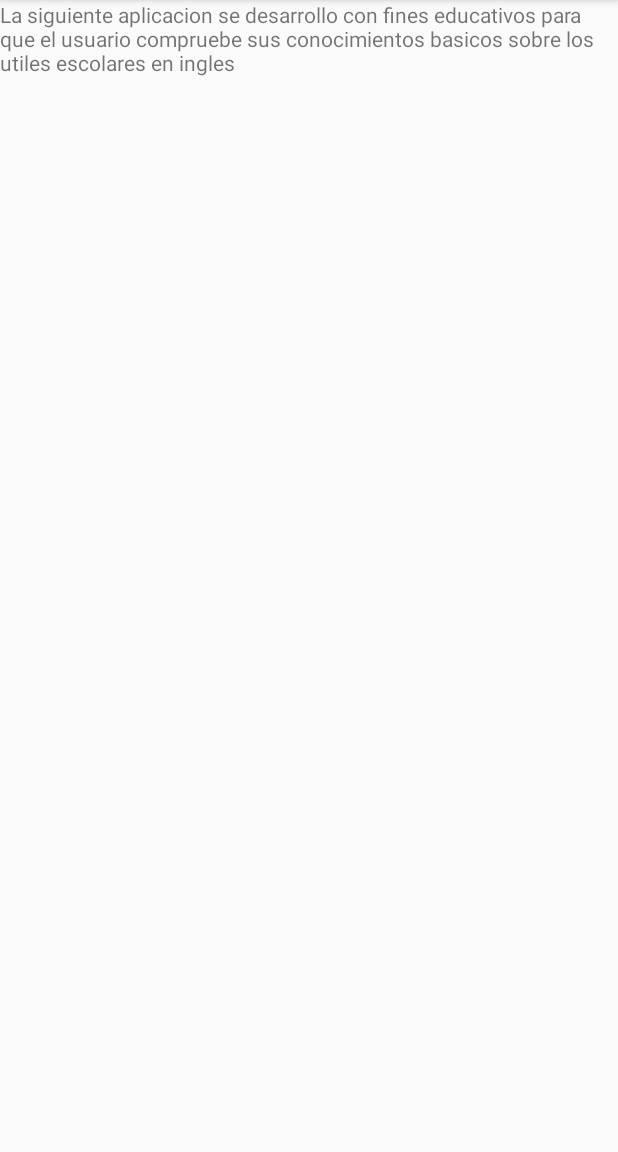
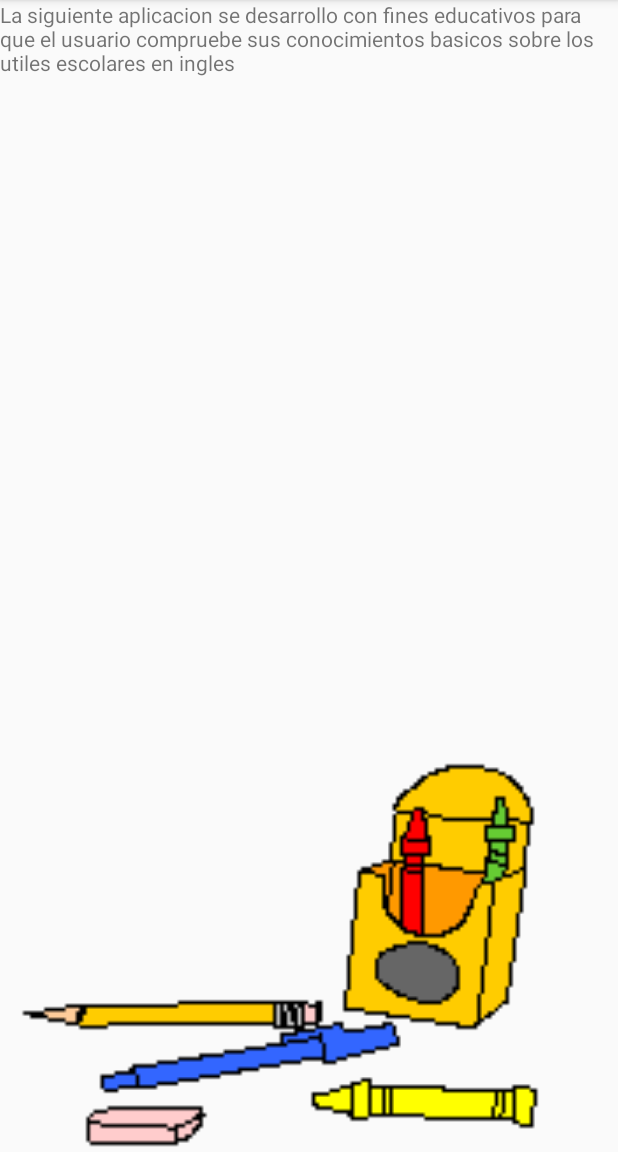
Before and after one commit to JuanM11/AppUtiles, an Android app: the SplashScreen screen opened directly, with no data from a screen before it, on a phone screen of 412 x 824 dp, the part 84-1236 px from its top. Run offline under Robolectric (Android 15) with nearby library versions, the phone set to English and light mode, and no system bars.

Commit message:
Proyecto utiles

```diff
--- a/app/build.gradle
+++ b/app/build.gradle
@@ -25,4 +25,5 @@ dependencies {
     testImplementation 'junit:junit:4.12'
     androidTestImplementation 'com.android.support.test:runner:1.0.1'
     androidTestImplementation 'com.android.support.test.espresso:espresso-core:3.0.1'
+    compile 'pl.droidsonroids.gif:android-gif-drawable:1.2.8'
 }
--- a/app/src/main/java/com/example/juan/apputiles/MainActivity.java
+++ b/app/src/main/java/com/example/juan/apputiles/MainActivity.java
@@ -21,7 +21,7 @@ public class MainActivity extends AppCompatActivity {
     private EditText palabra;
     private ImageView imagen;
     private Button comprobar;
-    private String[] nombr={"eraser", "pencil", "book", "backpack", "sharpener"};
+    private String[] nombr={"eraser", "pencil", "book", "backpack", "sharpener", "clippers", "pen", "rule"};
     private int generado=0;
     private int intentos=0;
     TextView co;
@@ -45,7 +45,7 @@ public class MainActivity extends AppCompatActivity {
                String p = palabra.getText().toString().toLowerCase();
                if (p.equals(nombr[generado]))
                 {
-                    Toast.makeText(getApplicationContext(),"correct",Toast.LENGTH_SHORT).show();
+                    Toast.makeText(getApplicationContext(),"Correct",Toast.LENGTH_SHORT).show();
                  establecerimagen(generado);
                  esperar();
                  palabra.setText("");
@@ -55,7 +55,7 @@ public class MainActivity extends AppCompatActivity {
                 }
                 else
                {
-                   Toast.makeText(getApplicationContext(),"incorrect",Toast.LENGTH_SHORT).show();
+                   Toast.makeText(getApplicationContext(),"Incorrect",Toast.LENGTH_SHORT).show();
                    establecerimagen(generado);
                    esperar();
                    palabra.setText("");
--- a/app/src/main/res/layout/activity_splash_screen.xml
+++ b/app/src/main/res/layout/activity_splash_screen.xml
@@ -4,12 +4,19 @@
     xmlns:tools="http://schemas.android.com/tools"
     android:layout_width="match_parent"
     android:layout_height="match_parent"
+    android:orientation="vertical"
     tools:context="com.example.juan.apputiles.SplashScreen">
 
     <TextView
         android:id="@+id/textosplash"
-        android:layout_width="wrap_content"
-        android:layout_height="71dp"
+        android:layout_width="match_parent"
+        android:layout_height="73dp"
         android:layout_weight="1"
         android:text="@string/textosplash" />
+
+    <pl.droidsonroids.gif.GifImageView
+
+        android:layout_width="373dp"
+        android:layout_height="352dp"
+        android:src="@drawable/utilesanimados" />
 </LinearLayout>
```
Also changed, not shown: app/src/main/res/drawable/clippers.png (added), app/src/main/res/drawable/pen.png (added), app/src/main/res/drawable/rule.png (added), app/src/main/res/drawable/utilesanimados.gif (added).
